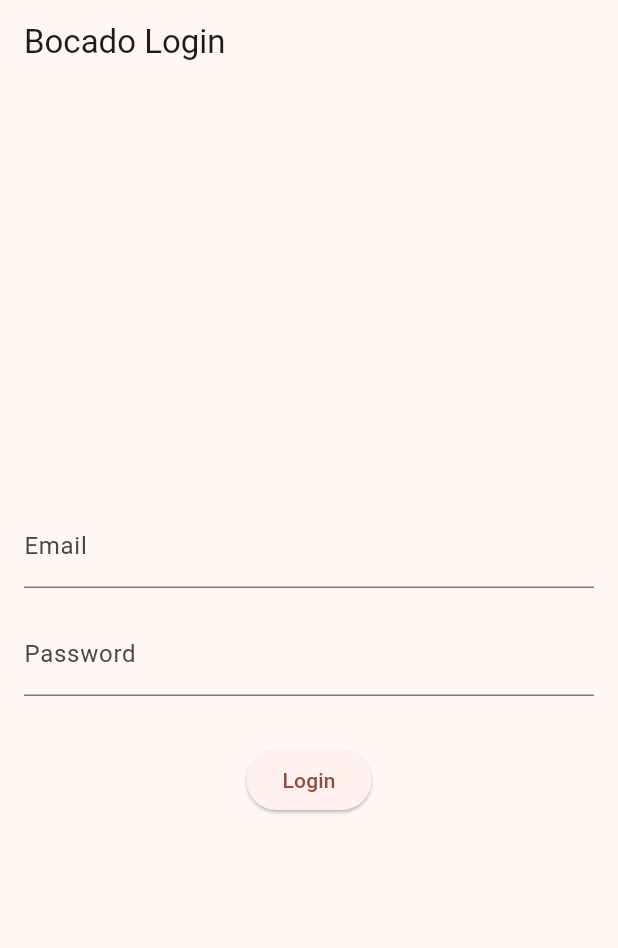
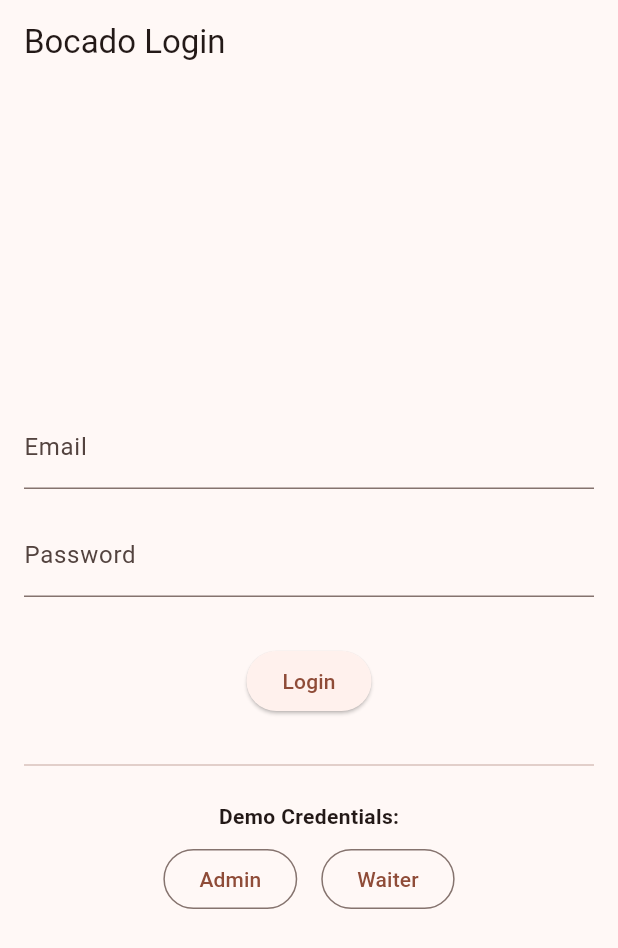
Before and after one commit to kaledmolina/BocadoApp, a Flutter app: the screen it shows after launch, on a phone screen of 412 x 824 dp. Shown: the top 948 px of the screen. Run offline on Flutter 3.47's test engine with Material 3 defaults, Android fonts, the phone set to English and light mode, and no system bars; our stand-ins replace dio, shared_preferences; accounts and stored records are empty.

Commit message:
feat: implement login screen with authentication integration and demo credential shortcuts

```diff
--- a/lib/screens/login_screen.dart
+++ b/lib/screens/login_screen.dart
@@ -40,6 +40,12 @@
     }
   }
 
+  void _fillDemoCredentials(String email, String password) {
+    _emailController.text = email;
+    _passwordController.text = password;
+    _submit();
+  }
+
   @override
   Widget build(BuildContext context) {
     final isLoading = context.watch<AuthProvider>().isLoading;
@@ -69,6 +75,25 @@
                     onPressed: _submit,
                     child: const Text('Login'),
                   ),
+            const SizedBox(height: 24),
+            const Divider(),
+            const SizedBox(height: 16),
+            const Text('Demo Credentials:', style: TextStyle(fontWeight: FontWeight.bold)),
+            const SizedBox(height: 8),
+            Row(
+              mainAxisAlignment: MainAxisAlignment.center,
+              children: [
+                OutlinedButton(
+                  onPressed: () => _fillDemoCredentials('owner@rinconcito.com', 'password'),
+                  child: const Text('Admin'),
+                ),
+                const SizedBox(width: 16),
+                OutlinedButton(
+                  onPressed: () => _fillDemoCredentials('pedro@rinconcito.com', 'password'),
+                  child: const Text('Waiter'),
+                ),
+              ],
+            ),
           ],
         ),
       ),
```
